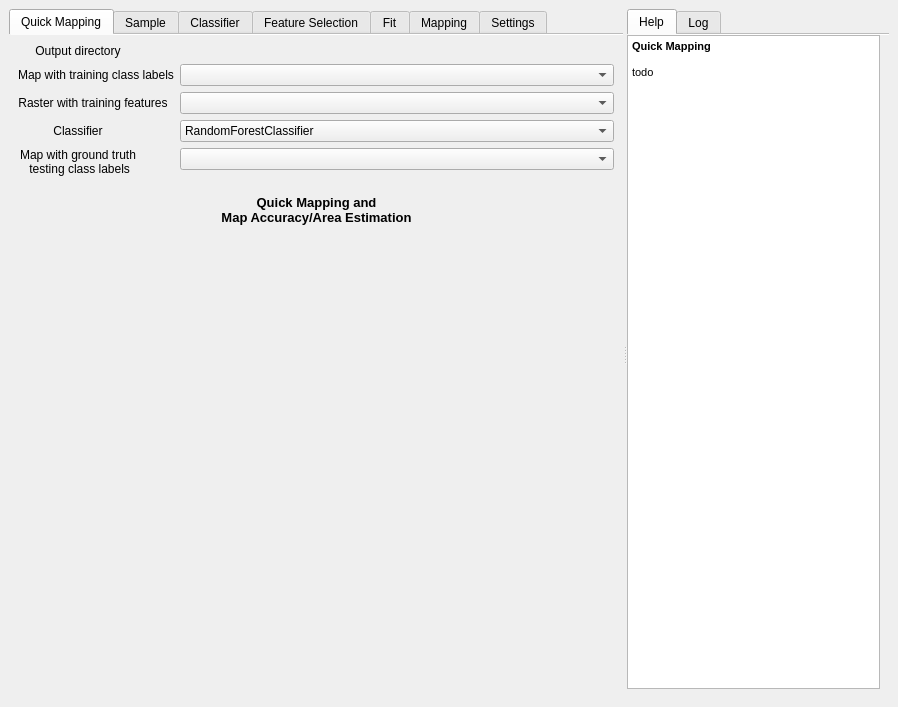
Qt form enmapbox/coreapps/classificationworkflowapp/main.ui (jakimowb/enmapbox_testmigration2) before a commit.
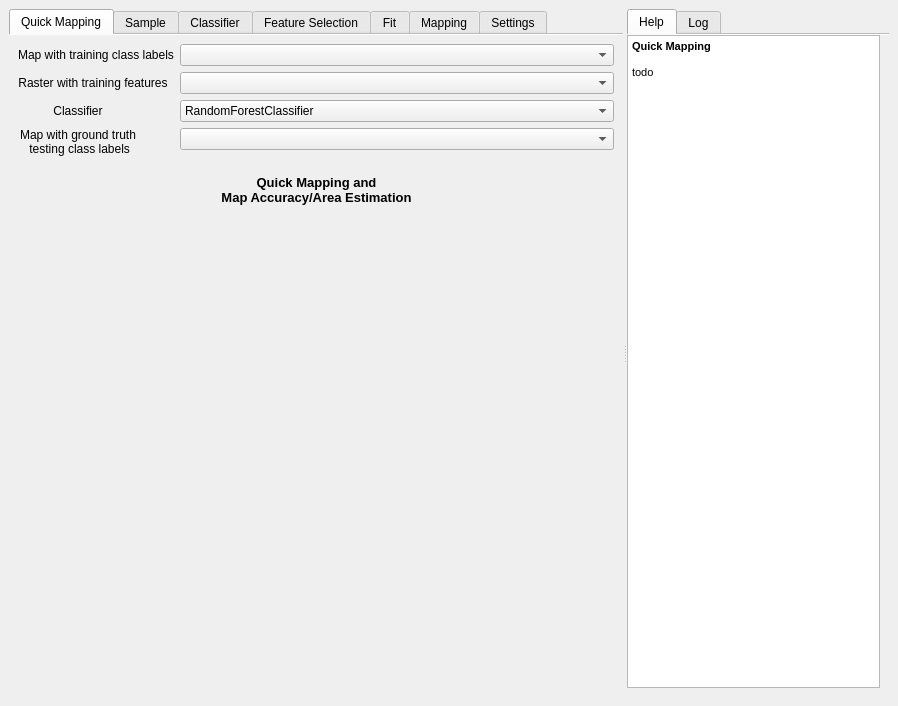
The same form after that commit. The open tabs and pages were chosen to show the change. Icons and pictures are not drawn. Custom widgets are drawn as their Qt base class.

Patch:
```diff
--- a/enmapbox/coreapps/classificationworkflowapp/main.ui
+++ b/enmapbox/coreapps/classificationworkflowapp/main.ui
@@ -7,7 +7,7 @@
     <x>0</x>
     <y>0</y>
     <width>898</width>
-    <height>707</height>
+    <height>706</height>
    </rect>
   </property>
   <property name="sizePolicy">
@@ -23,13 +23,19 @@
    <string/>
   </property>
   <widget class="QWidget" name="centralwidget">
-   <layout class="QVBoxLayout" name="verticalLayout_14">
+   <layout class="QVBoxLayout" name="verticalLayout_14" stretch="1">
     <item>
      <widget class="QSplitter" name="splitter">
       <property name="orientation">
        <enum>Qt::Horizontal</enum>
       </property>
       <widget class="QTabWidget" name="tabbed">
+       <property name="sizePolicy">
+        <sizepolicy hsizetype="Expanding" vsizetype="Expanding">
+         <horstretch>0</horstretch>
+         <verstretch>1</verstretch>
+        </sizepolicy>
+       </property>
        <property name="currentIndex">
         <number>0</number>
        </property>
@@ -46,7 +52,7 @@
         <layout class="QVBoxLayout" name="verticalLayout_5">
          <item>
           <layout class="QFormLayout" name="formLayout_10">
-           <item row="1" column="0">
+           <item row="0" column="0">
             <widget class="QLabel" name="label_43">
              <property name="minimumSize">
               <size>
@@ -62,7 +68,7 @@
              </property>
             </widget>
            </item>
-           <item row="1" column="1">
+           <item row="0" column="1">
             <widget class="QgsMapLayerComboBox" name="mQuickLabels">
              <property name="sizePolicy">
               <sizepolicy hsizetype="Preferred" vsizetype="Fixed">
@@ -78,7 +84,7 @@
              </property>
             </widget>
            </item>
-           <item row="2" column="0">
+           <item row="1" column="0">
             <widget class="QLabel" name="label_44">
              <property name="minimumSize">
               <size>
@@ -94,7 +100,7 @@
              </property>
             </widget>
            </item>
-           <item row="2" column="1">
+           <item row="1" column="1">
             <widget class="QgsMapLayerComboBox" name="mQuickFeatures">
              <property name="sizePolicy">
               <sizepolicy hsizetype="Preferred" vsizetype="Fixed">
@@ -110,7 +116,7 @@
              </property>
             </widget>
            </item>
-           <item row="3" column="0">
+           <item row="2" column="0">
             <widget class="QLabel" name="label_47">
              <property name="sizePolicy">
               <sizepolicy hsizetype="Fixed" vsizetype="Preferred">
@@ -132,7 +138,7 @@
              </property>
             </widget>
            </item>
-           <item row="3" column="1">
+           <item row="2" column="1">
             <widget class="QComboBox" name="mQuickClassifier">
              <property name="sizePolicy">
               <sizepolicy hsizetype="Preferred" vsizetype="Preferred">
@@ -147,7 +153,7 @@
              </item>
             </widget>
            </item>
-           <item row="4" column="0">
+           <item row="3" column="0">
             <widget class="QLabel" name="label_45">
              <property name="minimumSize">
               <size>
@@ -164,7 +170,7 @@
              </property>
             </widget>
            </item>
-           <item row="4" column="1">
+           <item row="3" column="1">
             <widget class="QgsMapLayerComboBox" name="mQuickGroundTruth">
              <property name="sizePolicy">
               <sizepolicy hsizetype="Preferred" vsizetype="Fixed">
@@ -180,33 +186,10 @@
              </property>
             </widget>
            </item>
-           <item row="0" column="1">
-            <widget class="QgsFileWidget" name="mWorkingDirectory">
-             <property name="storageMode">
-              <enum>QgsFileWidget::GetDirectory</enum>
-             </property>
-            </widget>
-           </item>
-           <item row="0" column="0">
-            <widget class="QLabel" name="label_30">
-             <property name="minimumSize">
-              <size>
-               <width>120</width>
-               <height>0</height>
-              </size>
-             </property>
-             <property name="text">
-              <string>Output directory</string>
-             </property>
-             <property name="alignment">
-              <set>Qt::AlignCenter</set>
-             </property>
-            </widget>
-           </item>
           </layout>
          </item>
          <item>
-          <widget class="QFrame" name="">
+          <widget class="QFrame" name="frame">
            <layout class="QGridLayout" name="gridLayout">
             <item row="0" column="0">
              <spacer name="horizontalSpacer_7">
@@ -2561,10 +2544,39 @@
            </property>
           </widget>
          </item>
+         <item row="0" column="0">
+          <widget class="QLabel" name="label_30">
+           <property name="minimumSize">
+            <size>
+             <width>120</width>
+             <height>0</height>
+            </size>
+           </property>
+           <property name="text">
+            <string>Output directory</string>
+           </property>
+           <property name="alignment">
+            <set>Qt::AlignLeading|Qt::AlignLeft|Qt::AlignVCenter</set>
+           </property>
+          </widget>
+         </item>
+         <item row="0" column="1">
+          <widget class="QgsFileWidget" name="mWorkingDirectory">
+           <property name="storageMode">
+            <enum>QgsFileWidget::GetDirectory</enum>
+           </property>
+          </widget>
+         </item>
         </layout>
        </widget>
       </widget>
       <widget class="QTabWidget" name="tab_10">
+       <property name="sizePolicy">
+        <sizepolicy hsizetype="Expanding" vsizetype="Expanding">
+         <horstretch>0</horstretch>
+         <verstretch>1</verstretch>
+        </sizepolicy>
+       </property>
        <property name="tabPosition">
         <enum>QTabWidget::North</enum>
        </property>
```
Left out of the diff: 56 changed lines with no effect on the pictures.
